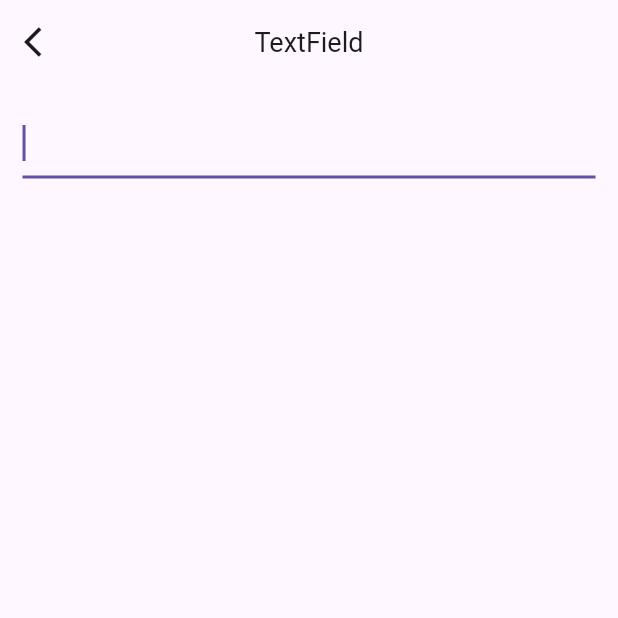
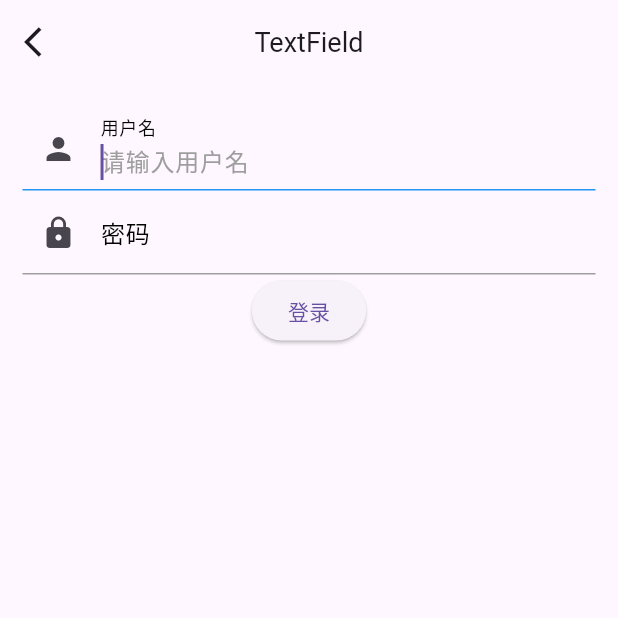
Before and after one commit to jianronglu/ryan_widget, a Flutter app: the TextFieldDemo screen opened by its route, on a phone screen of 412 x 824 dp, the top half of it. Run offline on Flutter 3.47's test engine with Material 3 defaults, Android fonts, the phone set to English and light mode, and no system bars.

Commit message:
textField 初体验

```diff
--- a/lib/widget/chore/widget_text_field.dart
+++ b/lib/widget/chore/widget_text_field.dart
@@ -10,6 +10,10 @@ class TextFieldDemo extends StatefulWidget {
 
 class _TextFieldDemoState extends BasePageState<TextFieldDemo> {
   late final TextEditingController _nameController;
+  String? _nameText;
+  String? _pwdText;
+  final FocusNode _nameFocusNode = FocusNode();
+  final FocusNode _pwdFocusNode = FocusNode();
 
   @override
   String getTitle() {
@@ -18,8 +22,27 @@ class _TextFieldDemoState extends BasePageState<TextFieldDemo> {
 
   @override
   void initState() {
-    _nameController = TextEditingController(text: '');
+    /*
+    _nameController = TextEditingController(text: '可以设置默认值');
+    _nameController.selection =
+        TextSelection(baseOffset: 2, extentOffset: _nameController.text.length);
+   */
+    _nameController = TextEditingController();
+    _nameController.addListener(() {
+      _nameText = _nameController.text;
+    });
     super.initState();
+  }
+
+  @override
+  void didChangeDependencies() {
+    _nameFocusNode.addListener(() {
+      print('name_focus_node:${_nameFocusNode.hasFocus}');
+    });
+    _pwdFocusNode.addListener(() {
+      print('pwd_focus_node:${_pwdFocusNode.hasFocus}');
+    });
+    super.didChangeDependencies();
   }
 
   @override
@@ -29,14 +52,60 @@ class _TextFieldDemoState extends BasePageState<TextFieldDemo> {
       child: Column(
         children: [
           TextField(
-            controller: _nameController,
-            autofocus: true,//聚焦
-            keyboardType: TextInputType.number,//键盘类型
-            //cursorColor: Colors.red,//光标颜色
+            controller: _nameController, //使用controller 监听变化
+            autofocus: true, //聚焦
+            focusNode: _nameFocusNode,
+            keyboardType: TextInputType.text, //键盘类型
+            decoration: InputDecoration(
+              labelText: '用户名',
+              labelStyle: TextStyle(color: Colors.black),
+              hintText: '请输入用户名',
+              hintStyle: TextStyle(color: Colors.grey),
+              prefixIcon: Icon(Icons.person),
+              focusedBorder: UnderlineInputBorder(
+                borderSide: BorderSide(color: Colors.blue),
+              ),
+              enabledBorder: UnderlineInputBorder(
+                borderSide: BorderSide(color: Colors.grey),
+              ),
+            ),
+          ),
+          TextField(
+            //controller:_pwdController,
+            onChanged: (value) {
+              //使用 onChanged 监听变化
+              _pwdText = value;
+            },
+            autofocus: false,
+            focusNode: _pwdFocusNode,
+            keyboardType: TextInputType.number,
+            decoration: InputDecoration(
+              labelText: '密码',
+              labelStyle: TextStyle(color: Colors.black),
+              hintText: '请输入登录密码',
+              hintStyle: TextStyle(color: Colors.grey),
+              prefixIcon: Icon(Icons.lock),
+              focusedBorder: UnderlineInputBorder(
+                //获得焦点
+                borderSide: BorderSide(color: Colors.blue),
+              ),
+              enabledBorder: UnderlineInputBorder(
+                //未获得焦点
+                borderSide: BorderSide(color: Colors.grey),
+              ),
+              // border: InputBorder.none,//隐藏下划线
+            ),
+          ),
+          ElevatedButton(
+            child: Text('登录'),
+            onPressed: () {
+              _pwdFocusNode.unfocus();
+              _pwdFocusNode.unfocus();
+              print('name:$_nameText, pwd:$_pwdText');
+            },
           ),
         ],
       ),
-
     );
   }
 }
```
